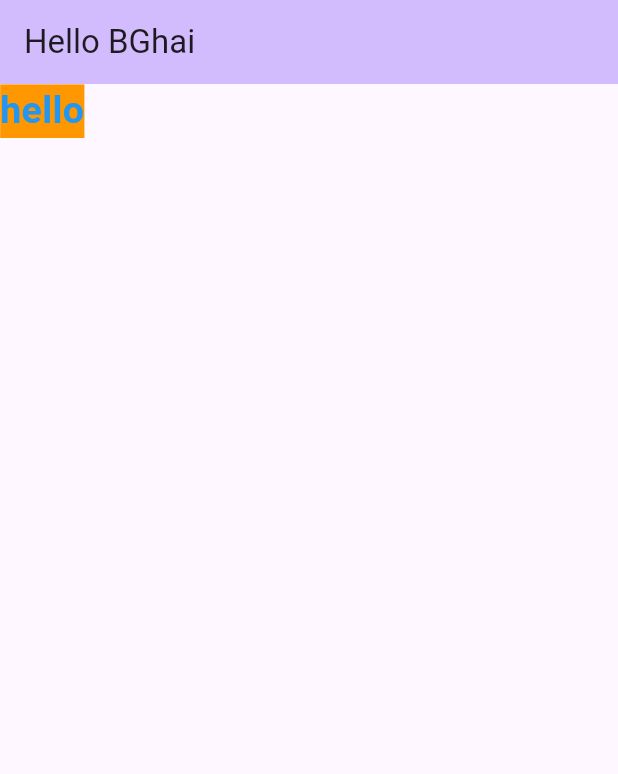
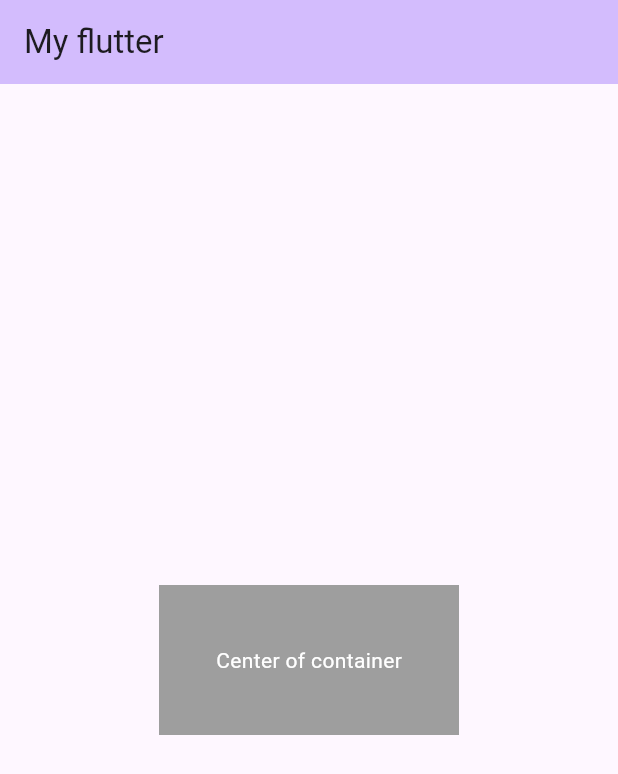
Before and after one commit to saumanarsad/Flutter_1, a Flutter app: the screen it shows after launch, on a phone screen of 412 x 824 dp. Shown: the top 774 px of the screen. Run offline on Flutter 3.47's test engine with Material 3 defaults, Android fonts, the phone set to English and light mode, and no system bars.

Commit message:
Center widget

```diff
--- a/lib/main.dart
+++ b/lib/main.dart
@@ -33,18 +33,23 @@
   @override
   Widget build(BuildContext context) {
     return Scaffold(
-        appBar: AppBar(
-          backgroundColor: Theme.of(context).colorScheme.inversePrimary,
-          title: Text('Hello BGhai'),
+      appBar: AppBar(
+        backgroundColor: Theme.of(context).colorScheme.inversePrimary,
+        title: const Text('My flutter'),
+      ),
+      body: Center(
+        child: Container(
+          width: 200,
+          height: 100,
+          color: Colors.grey,
+          child: const Center(
+            child: Text(
+              'Center of container',
+              style: TextStyle(color: Colors.white),
+            ),
+          ),
         ),
-        body: const Text(
-          "hello",
-          style: TextStyle(
-              fontSize: 25,
-              color: Colors.blue,
-              fontWeight: FontWeight.bold,
-              backgroundColor: Colors.orange
-              ),
-        ));
+      ),
+    );
   }
 }
```
